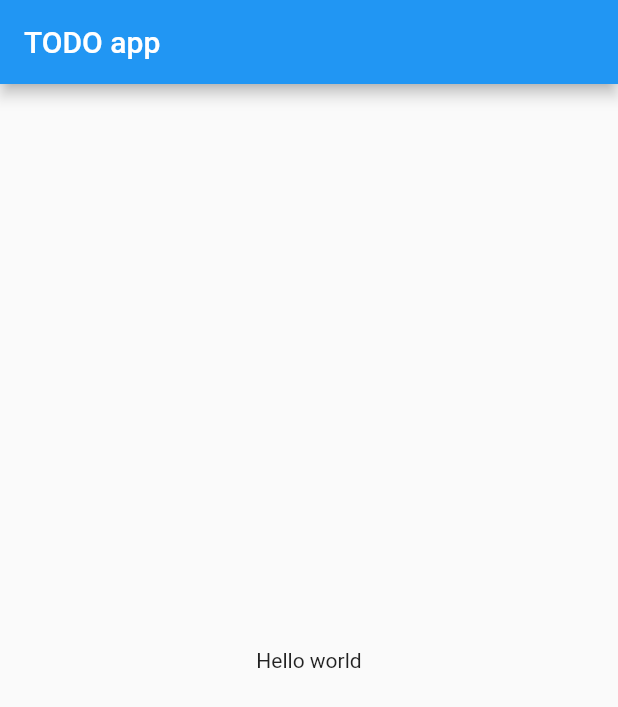
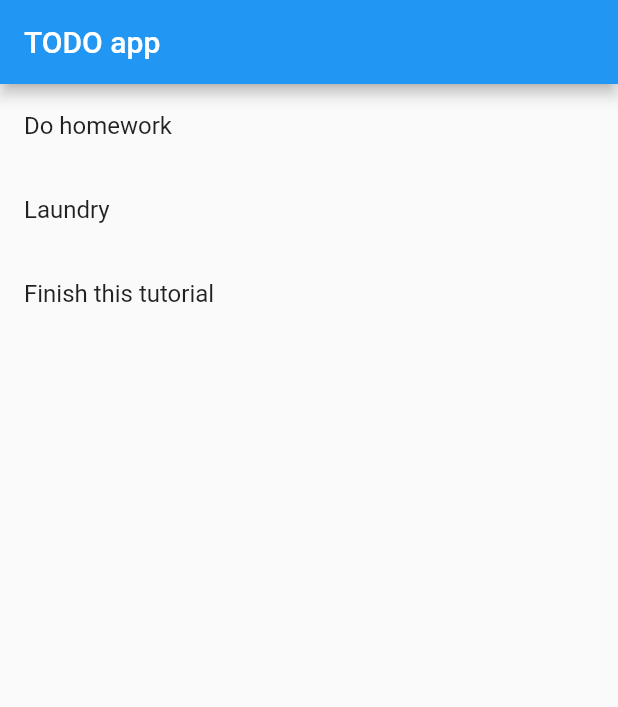
Before and after one commit to r3dm1ke/tutorial-todo-app, a Flutter app: the screen it shows after launch, on a phone screen of 412 x 824 dp. Shown: the top 707 px of the screen. Run offline on Flutter 3.47's test engine with Material 2 defaults, Android fonts, the phone set to English and light mode, and no system bars.

Commit message:
Rendering dummy task items

```diff
--- a/lib/main.dart
+++ b/lib/main.dart
@@ -1,31 +1,36 @@
-// Importing the material library with common UI components
 import 'package:flutter/material.dart';
+// Importing our Task class
+import 'package:todo_app/task.dart';
 
-// Entry point for our application
-// It tells Flutter to run the app and use TODOApp widget as the entry point
 void main() => runApp(TODOApp());
 
-// The root widget for our app
-// It is stateless, that is why it expends StatelessWidget
 class TODOApp extends StatelessWidget {
 
-  // We are overriding the build method
-  // It has to be done for every custom widget you define
+  // Creating a list of tasks with some dummy values
+  final List<Task> tasks = [
+    Task('Do homework'),
+    Task('Laundry'),
+    Task('Finish this tutorial')
+  ];
+
   @override
   Widget build(BuildContext context) {
-    // Material app is a built in widget to help you with the app layout
     return MaterialApp(
         title: 'TODO app',
-        // Scaffold is a built in widget to help you with the specific screen layout
         home: Scaffold(
-          // AppBar is the header in the top of the screen
             appBar: AppBar(
               title: Text('TODO app'),
             ),
-            // This is the actual content of the screen
-            // We output the text 'Hello word', also centering it in the middle of the screen
-            body: Center(
-                child: Text('Hello world')
+            // Using ListView.builder to render a list of tasks
+            body: ListView.builder(
+              // How many items to render
+              itemCount: tasks.length,
+              // Functions that accepts an index and renders a task
+              itemBuilder: (context, index) {
+                return ListTile(
+                  title: Text(tasks[index].getName()),
+                );
+              }
             )
         )
     );
--- /dev/null
+++ b/lib/task.dart
@@ -0,0 +1,20 @@
+class Task {
+
+  // Class properties
+  // Underscore makes them private
+  String _name;
+  bool _completed;
+
+  // Default constructor
+  // this syntax means that it will accept a value and set it to this.name
+  Task(this._name);
+
+  // Getter and setter for name
+  getName() => this._name;
+  setName(name) => this._name = name;
+
+  // Getter and setter for completed
+  isCompleted() => this._completed;
+  setCompleted(completed) => this._completed = completed;
+
+}
```
